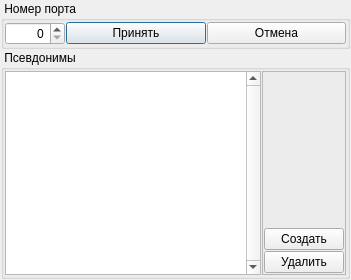
Qt form Dialogs/edit_port_dialog.ui (Intueor/Z-Editor) before a commit.
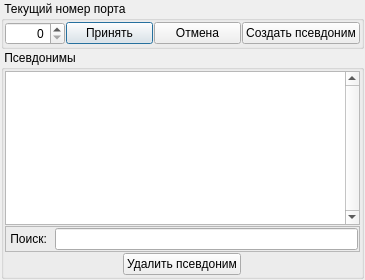
The same form after that commit. Icons and pictures are not drawn.

Commit message: Успешная работа по налаживанию функционала диалога порта.

The edit to the form file:
```diff
--- a/Dialogs/edit_port_dialog.ui
+++ b/Dialogs/edit_port_dialog.ui
@@ -6,7 +6,7 @@
    <rect>
     <x>0</x>
     <y>0</y>
-    <width>351</width>
+    <width>365</width>
     <height>280</height>
    </rect>
   </property>
@@ -18,13 +18,13 @@
   </property>
   <property name="minimumSize">
    <size>
-    <width>351</width>
+    <width>365</width>
     <height>280</height>
    </size>
   </property>
   <property name="maximumSize">
    <size>
-    <width>351</width>
+    <width>365</width>
     <height>280</height>
    </size>
   </property>
@@ -54,7 +54,7 @@
    <item>
     <widget class="QGroupBox" name="groupBox_Set_Port">
      <property name="title">
-      <string> Номер порта</string>
+      <string> Текущий номер порта</string>
      </property>
      <layout class="QHBoxLayout" name="horizontalLayout">
       <property name="spacing">
@@ -96,6 +96,12 @@
         <property name="text">
          <string>Принять</string>
         </property>
+        <property name="autoDefault">
+         <bool>false</bool>
+        </property>
+        <property name="default">
+         <bool>true</bool>
+        </property>
        </widget>
       </item>
       <item>
@@ -103,6 +109,19 @@
         <property name="text">
          <string>Отмена</string>
         </property>
+        <property name="autoDefault">
+         <bool>false</bool>
+        </property>
+       </widget>
+      </item>
+      <item>
+       <widget class="QPushButton" name="pushButton_Set_New_Pseudonym">
+        <property name="text">
+         <string>Создать псевдоним</string>
+        </property>
+        <property name="autoDefault">
+         <bool>false</bool>
+        </property>
        </widget>
       </item>
      </layout>
@@ -113,7 +132,7 @@
      <property name="title">
       <string> Псевдонимы</string>
      </property>
-     <layout class="QHBoxLayout" name="horizontalLayout_2">
+     <layout class="QVBoxLayout" name="verticalLayout_3">
       <property name="spacing">
        <number>1</number>
       </property>
@@ -152,18 +171,21 @@
         <attribute name="horizontalHeaderVisible">
          <bool>false</bool>
         </attribute>
+        <attribute name="horizontalHeaderStretchLastSection">
+         <bool>true</bool>
+        </attribute>
         <column/>
        </widget>
       </item>
       <item>
-       <widget class="QFrame" name="frame">
+       <widget class="QFrame" name="frame_Search">
         <property name="frameShape">
          <enum>QFrame::StyledPanel</enum>
         </property>
         <property name="frameShadow">
          <enum>QFrame::Raised</enum>
         </property>
-        <layout class="QVBoxLayout" name="verticalLayout_2">
+        <layout class="QHBoxLayout" name="horizontalLayout_2">
          <property name="spacing">
           <number>1</number>
          </property>
@@ -180,35 +202,38 @@
           <number>1</number>
          </property>
          <item>
-          <spacer name="verticalSpacer">
-           <property name="orientation">
-            <enum>Qt::Vertical</enum>
-           </property>
-           <property name="sizeHint" stdset="0">
-            <size>
-             <width>20</width>
-             <height>40</height>
-            </size>
-           </property>
-          </spacer>
-         </item>
-         <item>
-          <widget class="QPushButton" name="pushButton_Set_New_Pseudonym">
+          <widget class="QLabel" name="label_Search">
            <property name="text">
-            <string>Создать</string>
+            <string> Поиск:  </string>
            </property>
           </widget>
          </item>
          <item>
-          <widget class="QPushButton" name="pushButton_Delete_Pseudonym">
-           <property name="text">
-            <string>Удалить</string>
+          <widget class="QLineEdit" name="lineEdit_Search">
+           <property name="clearButtonEnabled">
+            <bool>true</bool>
            </property>
           </widget>
          </item>
         </layout>
        </widget>
       </item>
+      <item alignment="Qt::AlignHCenter">
+       <widget class="QPushButton" name="pushButton_Delete_Pseudonym">
+        <property name="maximumSize">
+         <size>
+          <width>134</width>
+          <height>16777215</height>
+         </size>
+        </property>
+        <property name="text">
+         <string>Удалить псевдоним</string>
+        </property>
+        <property name="autoDefault">
+         <bool>false</bool>
+        </property>
+       </widget>
+      </item>
      </layout>
     </widget>
    </item>
```
Left out of the diff: 3 changed lines with no effect on the pictures. The commit also changes 2 other files.
